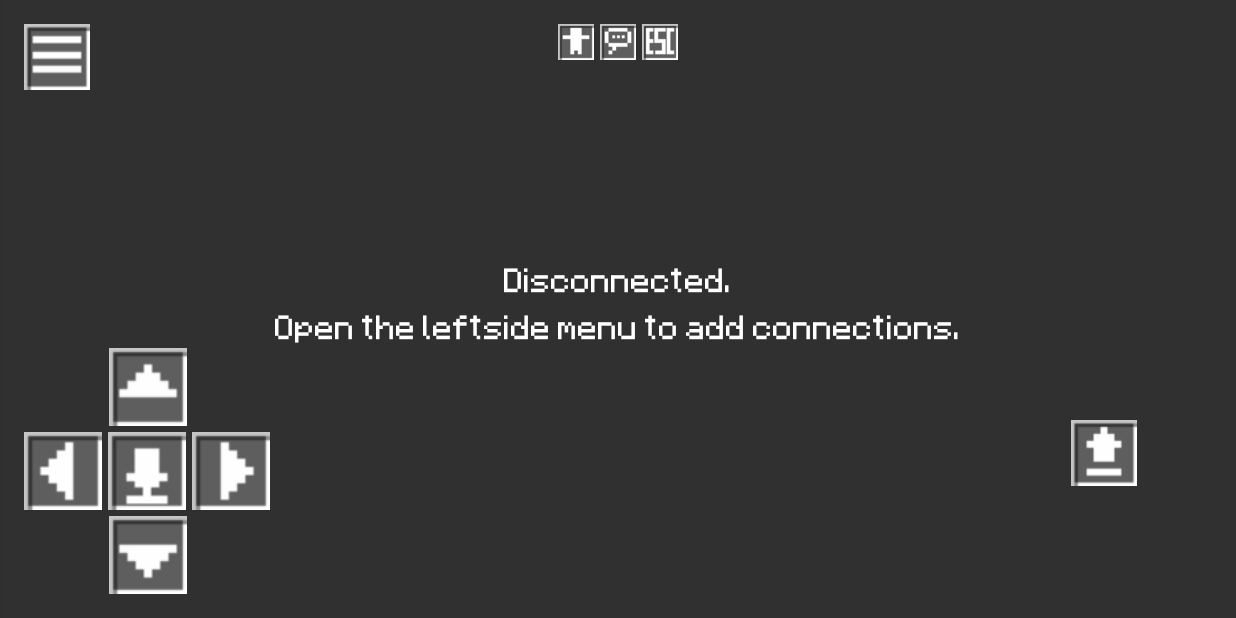
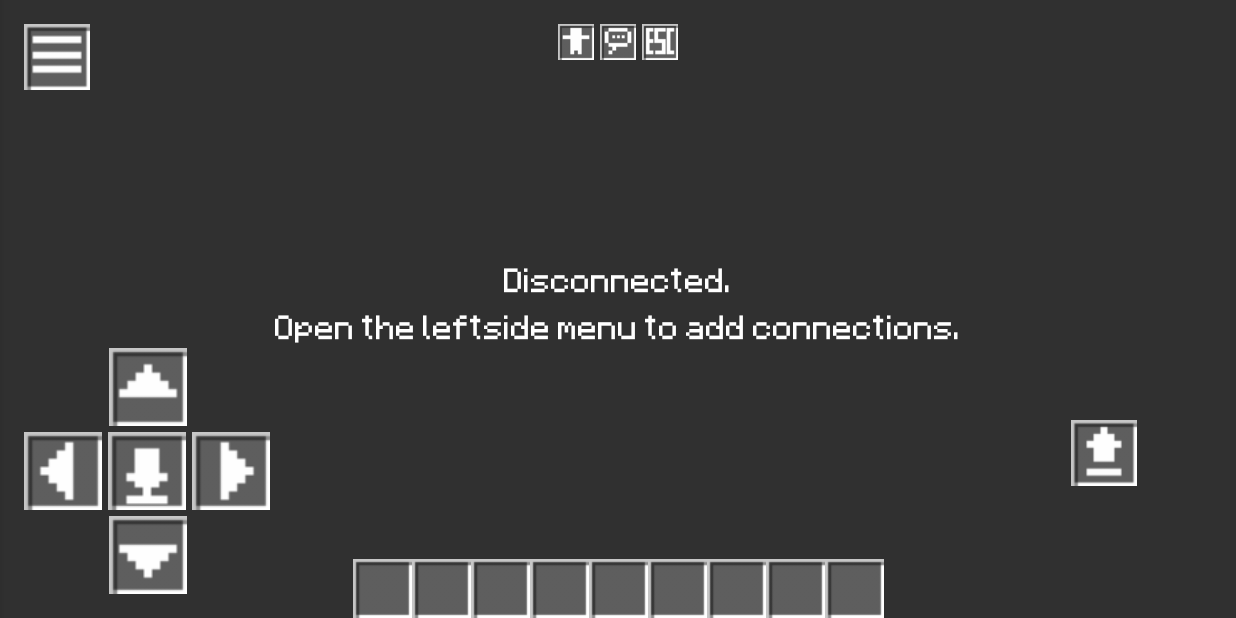
Before and after one commit to JesusMRS05/MCForgeCommander, an Android app: the screen it shows after launch (MainActivity), on a phone screen of 824 x 412 dp (held sideways). Run offline under Robolectric (Android 15) with nearby library versions, the phone set to English and light mode, and no system bars.

Commit message:
feat(gui): add hotbar buttons

```diff
--- a/app/src/main/res/layout/activity_main.xml
+++ b/app/src/main/res/layout/activity_main.xml
@@ -249,6 +249,98 @@
         </LinearLayout>
     </androidx.constraintlayout.widget.ConstraintLayout>
 
+    <LinearLayout
+        android:layout_width="wrap_content"
+        android:layout_height="wrap_content"
+        android:orientation="horizontal"
+        app:layout_constraintEnd_toEndOf="parent"
+        app:layout_constraintStart_toStartOf="parent"
+        app:layout_constraintBottom_toBottomOf="parent"
+        android:layout_marginBottom="0dp">
+
+        <ImageButton
+            android:id="@+id/btn1"
+            android:layout_width="@dimen/hotbar_button_size"
+            android:layout_height="@dimen/hotbar_button_size"
+            android:background="@android:color/transparent"
+            android:foreground="?attr/selectableItemBackground"
+            android:scaleType="fitXY"
+            android:src="@drawable/minecraft_frame" />
+
+        <ImageButton
+            android:id="@+id/btn2"
+            android:layout_width="@dimen/hotbar_button_size"
+            android:layout_height="@dimen/hotbar_button_size"
+            android:background="@android:color/transparent"
+            android:foreground="?attr/selectableItemBackground"
+            android:scaleType="fitXY"
+            android:src="@drawable/minecraft_frame" />
+
+        <ImageButton
+            android:id="@+id/btn3"
+            android:layout_width="@dimen/hotbar_button_size"
+            android:layout_height="@dimen/hotbar_button_size"
+            android:background="@android:color/transparent"
+            android:foreground="?attr/selectableItemBackground"
+            android:scaleType="fitXY"
+            android:src="@drawable/minecraft_frame" />
+
+        <ImageButton
+            android:id="@+id/btn4"
+            android:layout_width="@dimen/hotbar_button_size"
+            android:layout_height="@dimen/hotbar_button_size"
+            android:background="@android:color/transparent"
+            android:foreground="?attr/selectableItemBackground"
+            android:scaleType="fitXY"
+            android:src="@drawable/minecraft_frame" />
+
+        <ImageButton
+            android:id="@+id/btn5"
+            android:layout_width="@dimen/hotbar_button_size"
+            android:layout_height="@dimen/hotbar_button_size"
+            android:background="@android:color/transparent"
+            android:foreground="?attr/selectableItemBackground"
+            android:scaleType="fitXY"
+            android:src="@drawable/minecraft_frame" />
+
+        <ImageButton
+            android:id="@+id/btn6"
+            android:layout_width="@dimen/hotbar_button_size"
+            android:layout_height="@dimen/hotbar_button_size"
+            android:background="@android:color/transparent"
+            android:foreground="?attr/selectableItemBackground"
+            android:scaleType="fitXY"
+            android:src="@drawable/minecraft_frame" />
+
+        <ImageButton
+            android:id="@+id/btn7"
+            android:layout_width="@dimen/hotbar_button_size"
+            android:layout_height="@dimen/hotbar_button_size"
+            android:background="@android:color/transparent"
+            android:foreground="?attr/selectableItemBackground"
+            android:scaleType="fitXY"
+            android:src="@drawable/minecraft_frame" />
+
+        <ImageButton
+            android:id="@+id/btn8"
+            android:layout_width="@dimen/hotbar_button_size"
+            android:layout_height="@dimen/hotbar_button_size"
+            android:background="@android:color/transparent"
+            android:foreground="?attr/selectableItemBackground"
+            android:scaleType="fitXY"
+            android:src="@drawable/minecraft_frame" />
+
+        <ImageButton
+            android:id="@+id/btn9"
+            android:layout_width="@dimen/hotbar_button_size"
+            android:layout_height="@dimen/hotbar_button_size"
+            android:background="@android:color/transparent"
+            android:foreground="?attr/selectableItemBackground"
+            android:scaleType="fitXY"
+            android:src="@drawable/minecraft_frame" />
+
+    </LinearLayout>
+
     <!--make translationX positive during development to see your changes in the editor-->
     <LinearLayout
         android:id="@+id/drawerMenu"
--- a/app/src/main/res/values/dimens.xml
+++ b/app/src/main/res/values/dimens.xml
@@ -6,4 +6,6 @@
     <dimen name="dPad_shift_size">52dp</dimen>
     <dimen name="dPad_small_button_size">43dp</dimen>
     <dimen name="dPad_button_diff">13dp</dimen>
+    <dimen name="hotbar_padding">4dp</dimen>
+    <dimen name="hotbar_button_size">39dp</dimen>
 </resources>
```
